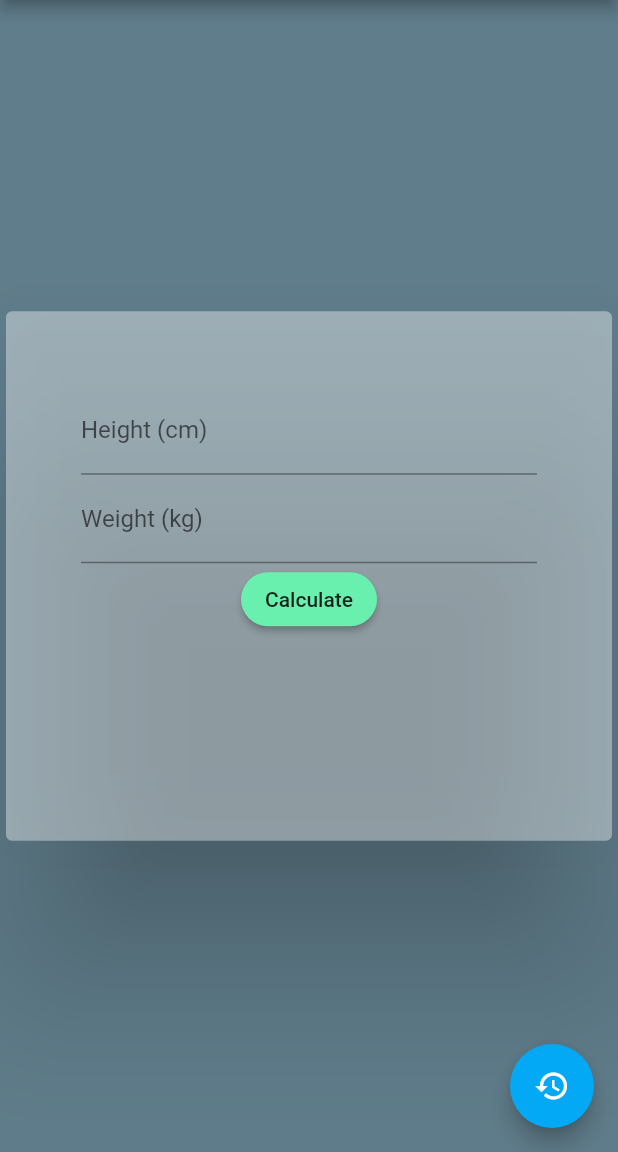
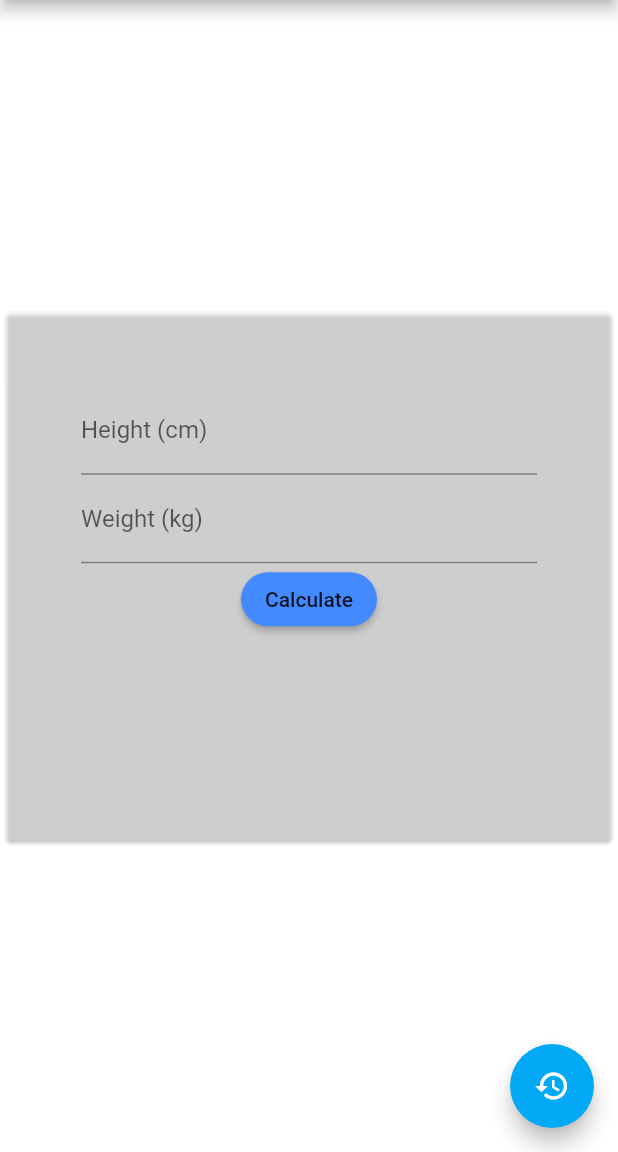
Before and after one commit to suprakittt/BMI_Calculator, a Flutter app: the screen it shows after launch, item 4 of the bottom bar chosen, on a phone screen of 412 x 824 dp, the part 84-1236 px from its top. Run offline on Flutter 3.47's test engine with Material 2 defaults, Android fonts, the phone set to English and light mode, and no system bars; our stand-ins replace circular_countdown_timer, get_storage.

```diff
--- a/lib/bmicalculator.dart
+++ b/lib/bmicalculator.dart
@@ -21,7 +21,7 @@ class BMIpage extends State<MainPage> {
   @override
   Widget build(BuildContext context) {
     return Scaffold(
-      backgroundColor: Colors.blueGrey,
+      backgroundColor: Colors.white,
       appBar: AppBar(
         title: Text('BMI Calculator'),
         centerTitle: true,
@@ -30,8 +30,8 @@ class BMIpage extends State<MainPage> {
       body: Center(
         child: Container(
           child: Card(
-            color: Colors.white38,
-            elevation: 50,
+            color: Colors.white30,
+            elevation: 1,
             child: Padding(
               padding: const EdgeInsets.all(50),
               child: Column(
@@ -51,7 +51,7 @@ class BMIpage extends State<MainPage> {
                   ),
                   RaisedButton(
                     shape: StadiumBorder(),
-                    color: Colors.greenAccent,
+                    color: Colors.blueAccent,
                     onPressed: calculate,
                     child: Text('Calculate'),
                   ),
@@ -71,7 +71,7 @@ class BMIpage extends State<MainPage> {
                   Container(
                     child: Text(
                       _message,
-                      style: TextStyle(fontSize: 20, color: Colors.black.withOpacity(1)),
+                      style: TextStyle(fontSize: 20, color: Colors.blue.withOpacity(1)),
                       textAlign: TextAlign.center,
                     ),
                   )
```
Also changed, not shown: pubspec.yaml (+0 -10 lines), lib/database.dart (deleted), photo/1.jpg (deleted), photo/3.jpg (deleted), photo/4.jpg (deleted), photo/5.jpg (deleted), photo/6.jpg (deleted), photo/7.jpg (deleted), photo/8.jpg (deleted), photo/9.jpg (deleted), photo/pexels-pixabay-255501.jpg (deleted), photo/textbg.jpg (deleted).
